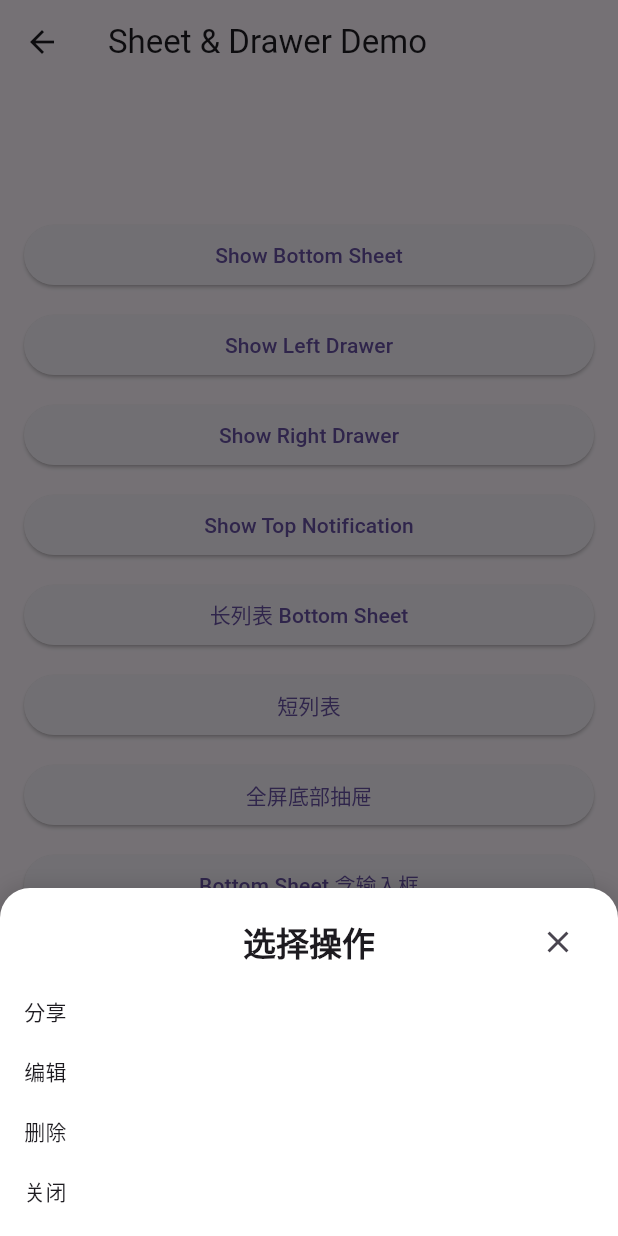
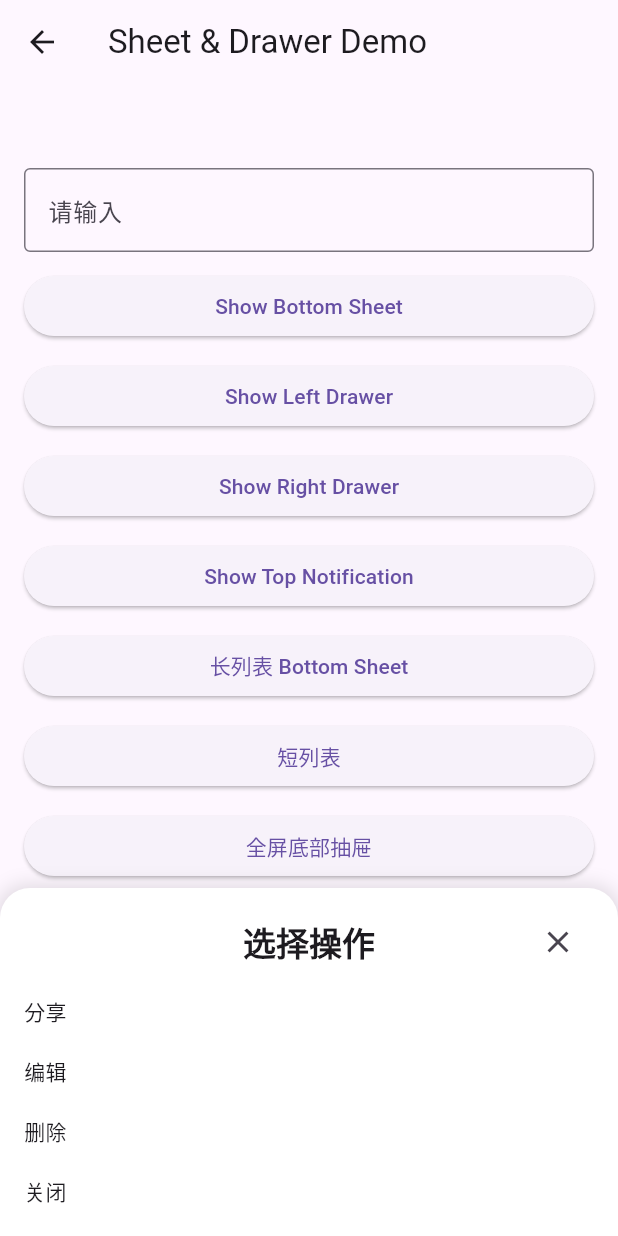
Before and after one commit to xinqingaa/unified_popups, a Flutter app: the SheetPage screen opened by its route, after a tap on "Show Bottom Sheet", on a phone screen of 412 x 824 dp. Run offline on Flutter 3.47's test engine with Material 3 defaults, Android fonts, the phone set to English and light mode, and no system bars.

Commit message:
feat:  sheet新增遮盖参数

```diff
--- a/example/lib/pages/sheet_page.dart
+++ b/example/lib/pages/sheet_page.dart
@@ -16,6 +16,14 @@ class SheetPage extends StatelessWidget {
             mainAxisAlignment: MainAxisAlignment.center,
             crossAxisAlignment: CrossAxisAlignment.stretch,
             children: [
+              // 输入框
+              TextField(
+                decoration: InputDecoration(
+                  labelText: '请输入',
+                  border: OutlineInputBorder(),
+                ),
+              ),
+              const SizedBox(height: 12),
               ElevatedButton(
                 onPressed: _showBottomSheet,
                 child: const Text('Show Bottom Sheet'),
@@ -77,6 +85,7 @@ class SheetPage extends StatelessWidget {
     final result = await Pop.sheet<String>(
       title: '选择操作',
       useSafeArea: true,
+      showBarrier: false,
       showCloseButton: true,
       childBuilder: (dismiss) => ListView(
         shrinkWrap: true,
--- a/lib/src/apis/pop.dart
+++ b/lib/src/apis/pop.dart
@@ -267,6 +267,7 @@ abstract class Pop {
   /// - [useSafeArea]：是否使用安全区域（刘海/圆角屏适配）。默认遵循内部策略。
   /// - [width]/[height]：尺寸，支持 `SheetDimension` 百分比/固定值等。左右方向默认为屏宽的 75%。
   /// - [maxWidth]/[maxHeight]：最大尺寸。
+  /// - [showBarrier]/[barrierDismissible]/[barrierColor]：遮罩设置，默认透明可点空白关闭。
   /// - [imgPath]：可选顶部装饰图。
   /// - [backgroundColor]/[borderRadius]/[boxShadow]：容器外观定制。
   /// - [padding]/[titlePadding]/[titleStyle]/[titleAlign]：间距与标题样式。
@@ -296,6 +297,9 @@ abstract class Pop {
     SheetDimension? height,
     SheetDimension? maxWidth,
     SheetDimension? maxHeight,
+    bool? showBarrier,
+    bool? barrierDismissible,
+    Color? barrierColor,
     String? imgPath,
     Color? backgroundColor,
     BorderRadius? borderRadius,
@@ -313,6 +317,9 @@ abstract class Pop {
         imgPath: imgPath,
         showCloseButton: showCloseButton,
         useSafeArea: useSafeArea,
+        showBarrier: showBarrier,
+        barrierDismissible: barrierDismissible,
+        barrierColor: barrierColor,
         width: width,
         height: height,
         maxWidth: maxWidth,
--- a/lib/src/apis/sheet.dart
+++ b/lib/src/apis/sheet.dart
@@ -14,6 +14,12 @@ Future<T?> _sheetImpl<T>({
   String? imgPath,
   double? imageSize,
   Offset? imageOffset,
+
+  // 遮罩相关参数
+  bool? showBarrier,
+  bool? barrierDismissible,
+  Color? barrierColor,
+
 
   bool showCloseButton = false,
   Color? backgroundColor,
@@ -113,8 +119,9 @@ Future<T?> _sheetImpl<T>({
       animation: animation,
       animationDuration: animationDuration,
       useSafeArea: applySafeArea,
-      showBarrier: true,
-      barrierDismissible: true,
+      showBarrier: showBarrier ?? true,
+      barrierDismissible: barrierDismissible ?? true,
+      barrierColor: barrierColor ?? Colors.black54,
       type: PopupType.sheet,
       onDismiss: () {
         // 点击蒙层关闭
--- a/lib/src/widgets/sheet_widget.dart
+++ b/lib/src/widgets/sheet_widget.dart
@@ -30,6 +30,11 @@ class SheetWidget extends StatefulWidget {
   final double? maxWidth;
   final double? maxHeight;
 
+  // 遮罩相关参数
+  final bool showBarrier;
+  final bool barrierDismissible;
+  final Color barrierColor;
+
   const SheetWidget({
     super.key,
     this.title,
@@ -51,6 +56,9 @@ class SheetWidget extends StatefulWidget {
     this.titlePadding,
     this.titleStyle,
     this.titleAlign,
+    this.showBarrier = true,
+    this.barrierDismissible = true,
+    this.barrierColor = Colors.black54,
   });
 
   @override
```
